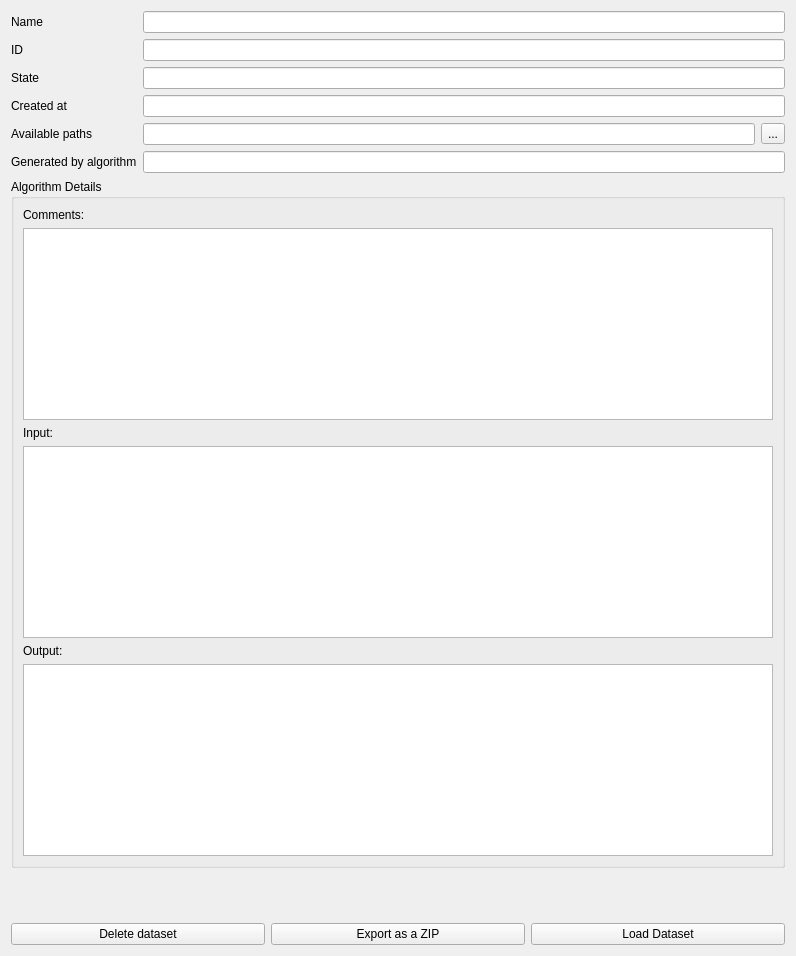
The window that LDMP/gui/WidgetDatasetItemDetails.ui (ConservationInternational/trends.earth) describes before a commit, drawn with Qt 5.
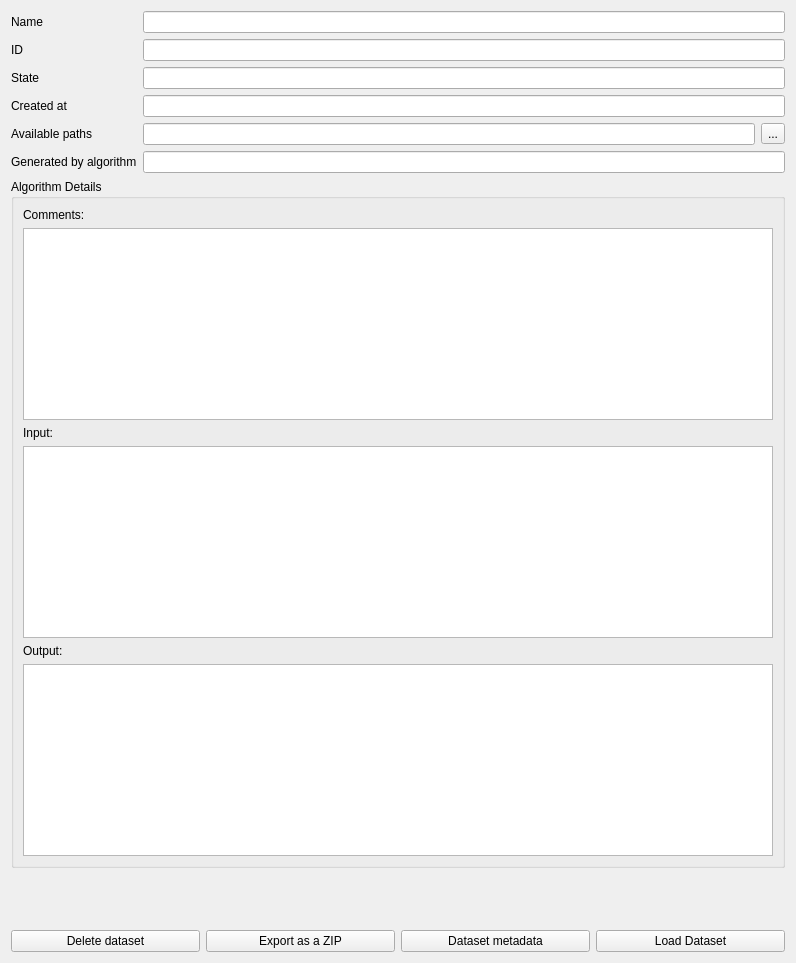
The same window after the commit. Icons and pictures are not drawn. Custom widgets are drawn as their Qt base class.

Commit message: support for editing dataset metadata

```diff
--- a/LDMP/gui/WidgetDatasetItemDetails.ui
+++ b/LDMP/gui/WidgetDatasetItemDetails.ui
@@ -7,7 +7,7 @@
     <x>0</x>
     <y>0</y>
     <width>796</width>
-    <height>956</height>
+    <height>963</height>
    </rect>
   </property>
   <property name="sizePolicy">
@@ -252,6 +252,13 @@
        </property>
       </widget>
      </item>
+     <item>
+      <widget class="QPushButton" name="metadata_btn">
+       <property name="text">
+        <string>Dataset metadata</string>
+       </property>
+      </widget>
+     </item>
      <item>
       <widget class="QPushButton" name="load_btn">
        <property name="text">
```
Left out of the diff: 8 changed lines with no effect on the pictures. The commit also changes 8 other files.
